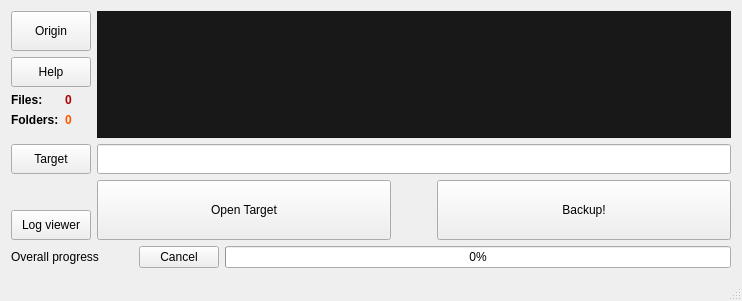
Old version of the form bumain.ui in the repository GTRONICK/QBack.
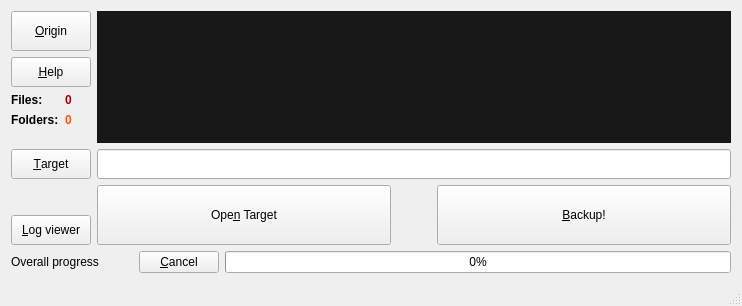
New version of the form. Icons and pictures are not drawn.

Commit message:
Added placeholder keys
Se agregan teclas de acceso rápido

What changed in the file:
```diff
--- a/bumain.ui
+++ b/bumain.ui
@@ -7,7 +7,7 @@
     <x>0</x>
     <y>0</y>
     <width>742</width>
-    <height>301</height>
+    <height>306</height>
    </rect>
   </property>
   <property name="windowTitle">
@@ -41,7 +41,7 @@
            </size>
           </property>
           <property name="text">
-           <string>Origin</string>
+           <string>&amp;Origin</string>
           </property>
           <property name="icon">
            <iconset resource="img/icons.qrc">
@@ -64,7 +64,7 @@
            </size>
           </property>
           <property name="text">
-           <string>Help</string>
+           <string>&amp;Help</string>
           </property>
           <property name="icon">
            <iconset resource="img/icons.qrc">
@@ -171,7 +171,7 @@
            </size>
           </property>
           <property name="text">
-           <string>Target</string>
+           <string>&amp;Target</string>
           </property>
           <property name="icon">
            <iconset resource="img/icons.qrc">
@@ -210,7 +210,7 @@
            </size>
           </property>
           <property name="text">
-           <string>Log viewer</string>
+           <string>&amp;Log viewer</string>
           </property>
           <property name="icon">
            <iconset resource="img/icons.qrc">
@@ -302,7 +302,7 @@
              </size>
             </property>
             <property name="text">
-             <string>Open Target</string>
+             <string>Ope&amp;n Target</string>
             </property>
             <property name="icon">
              <iconset resource="img/icons.qrc">
@@ -356,7 +356,7 @@
              </size>
             </property>
             <property name="text">
-             <string>Backup!</string>
+             <string>&amp;Backup!</string>
             </property>
             <property name="icon">
              <iconset resource="img/icons.qrc">
@@ -388,7 +388,7 @@
       <item>
        <widget class="QPushButton" name="cancelButton">
         <property name="text">
-         <string>Cancel</string>
+         <string>&amp;Cancel</string>
         </property>
        </widget>
       </item>
```
